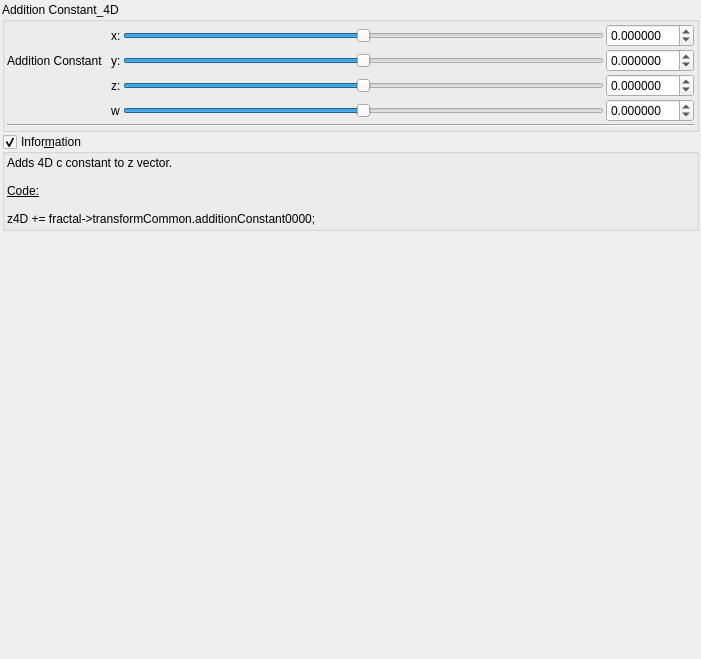
First picture: the form in mandelbulber2/qt_data/fractal_transf_addition_constant_4D.ui, repository buddhi1980/mandelbulber2, before the edit.
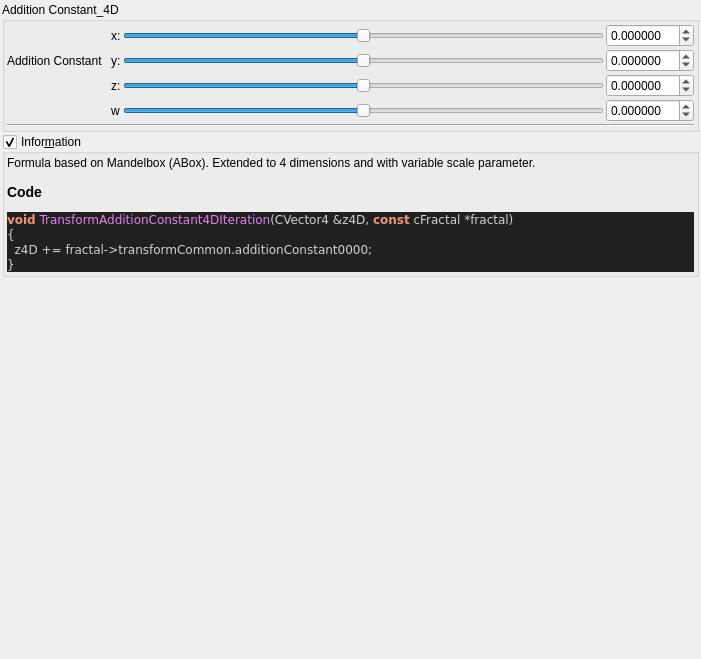
Second picture: the form after the edit. Custom widgets are drawn as their Qt base class.

Commit message:
added all transforms information boxes
now all formulas can be parsed.

@buddhi do you got a reference for Xenodreambuie formula?

The edit to the form file:
```diff
--- a/mandelbulber2/qt_data/fractal_transf_addition_constant_4D.ui
+++ b/mandelbulber2/qt_data/fractal_transf_addition_constant_4D.ui
@@ -335,15 +335,25 @@
       <item>
        <widget class="QLabel" name="label_4">
         <property name="text">
-         <string>&lt;!DOCTYPE HTML PUBLIC &quot;-//W3C//DTD HTML 4.0//EN&quot; &quot;http://www.w3.org/TR/REC-html40/strict.dtd&quot;&gt;
-&lt;html&gt;&lt;head&gt;&lt;meta name=&quot;qrichtext&quot; content=&quot;1&quot; /&gt;&lt;style type=&quot;text/css&quot;&gt;
-p, li { white-space: pre-wrap; }
-&lt;/style&gt;&lt;/head&gt;&lt;body&gt;
-&lt;p style=&quot; margin-top:0px; margin-bottom:0px; margin-left:0px; margin-right:0px; -qt-block-indent:0; text-indent:0px;&quot;&gt;Adds 4D c constant to z vector.&lt;/p&gt;
-&lt;p style=&quot;-qt-paragraph-type:empty; margin-top:0px; margin-bottom:0px; margin-left:0px; margin-right:0px; -qt-block-indent:0; text-indent:0px;&quot;&gt;&lt;br /&gt;&lt;/p&gt;
-&lt;p style=&quot; margin-top:0px; margin-bottom:0px; margin-left:0px; margin-right:0px; -qt-block-indent:0; text-indent:0px;&quot;&gt;&lt;span style=&quot; text-decoration: underline;&quot;&gt;Code:&lt;/span&gt;&lt;/p&gt;
-&lt;p style=&quot;-qt-paragraph-type:empty; margin-top:0px; margin-bottom:0px; margin-left:0px; margin-right:0px; -qt-block-indent:0; text-indent:0px; text-decoration: underline;&quot;&gt;&lt;br /&gt;&lt;/p&gt;
-&lt;p style=&quot; margin-top:0px; margin-bottom:0px; margin-left:0px; margin-right:0px; -qt-block-indent:0; text-indent:0px;&quot;&gt;z4D += fractal-&amp;gt;transformCommon.additionConstant0000;&lt;/p&gt;&lt;/body&gt;&lt;/html&gt;</string>
+         <string>&lt;p&gt;Formula based on Mandelbox (ABox). Extended to 4 dimensions and with variable scale parameter.&lt;/p&gt;&lt;table&gt;
+&lt;/table&gt;
+&lt;h3&gt;Code&lt;/h3&gt;
+&lt;!DOCTYPE HTML PUBLIC &quot;-//W3C//DTD HTML 4.0 Transitional//EN&quot;&gt;
+&lt;html&gt;
+&lt;head&gt;
+&lt;meta http-equiv=&quot;content-type&quot; content=&quot;text/html; charset=ISO-8859-1&quot;&gt;
+&lt;title&gt;Source file&lt;/title&gt;
+&lt;/head&gt;
+&lt;body style=&quot;background-color:#202020&quot;&gt;
+&lt;pre style=&quot;color:#d0d0d0; background-color:#202020;  font-family:'Courier New';&quot;&gt;&lt;span style=&quot;color:#f09479; font-weight:bold&quot;&gt;void&lt;/span&gt; &lt;span style=&quot;color:#e47eed&quot;&gt;TransformAdditionConstant4DIteration&lt;/span&gt;&lt;span style=&quot;color:#d0d0d0&quot;&gt;(&lt;/span&gt;CVector4 &lt;span style=&quot;color:#d0d0d0&quot;&gt;&amp;amp;&lt;/span&gt;z4D&lt;span style=&quot;color:#d0d0d0&quot;&gt;,&lt;/span&gt; &lt;span style=&quot;color:#f09479; font-weight:bold&quot;&gt;const&lt;/span&gt; cFractal &lt;span style=&quot;color:#d0d0d0&quot;&gt;*&lt;/span&gt;fractal&lt;span style=&quot;color:#d0d0d0&quot;&gt;)&lt;/span&gt;
+&lt;span style=&quot;color:#d0d0d0&quot;&gt;{&lt;/span&gt;
+  z4D &lt;span style=&quot;color:#d0d0d0&quot;&gt;+=&lt;/span&gt; fractal&lt;span style=&quot;color:#d0d0d0&quot;&gt;-&amp;gt;&lt;/span&gt;transformCommon&lt;span style=&quot;color:#d0d0d0&quot;&gt;.&lt;/span&gt;additionConstant0000&lt;span style=&quot;color:#d0d0d0&quot;&gt;;&lt;/span&gt;
+&lt;span style=&quot;color:#d0d0d0&quot;&gt;}&lt;/span&gt;
+&lt;/pre&gt;
+&lt;/body&gt;
+&lt;/html&gt;
+&lt;!--HTML generated by highlight 3.9, http://www.andre-simon.de/--&gt;
+</string>
         </property>
         <property name="wordWrap">
          <bool>true</bool>
```
Left out of the diff: 2 changed lines with no effect on the pictures. The commit also changes 75 other files.
